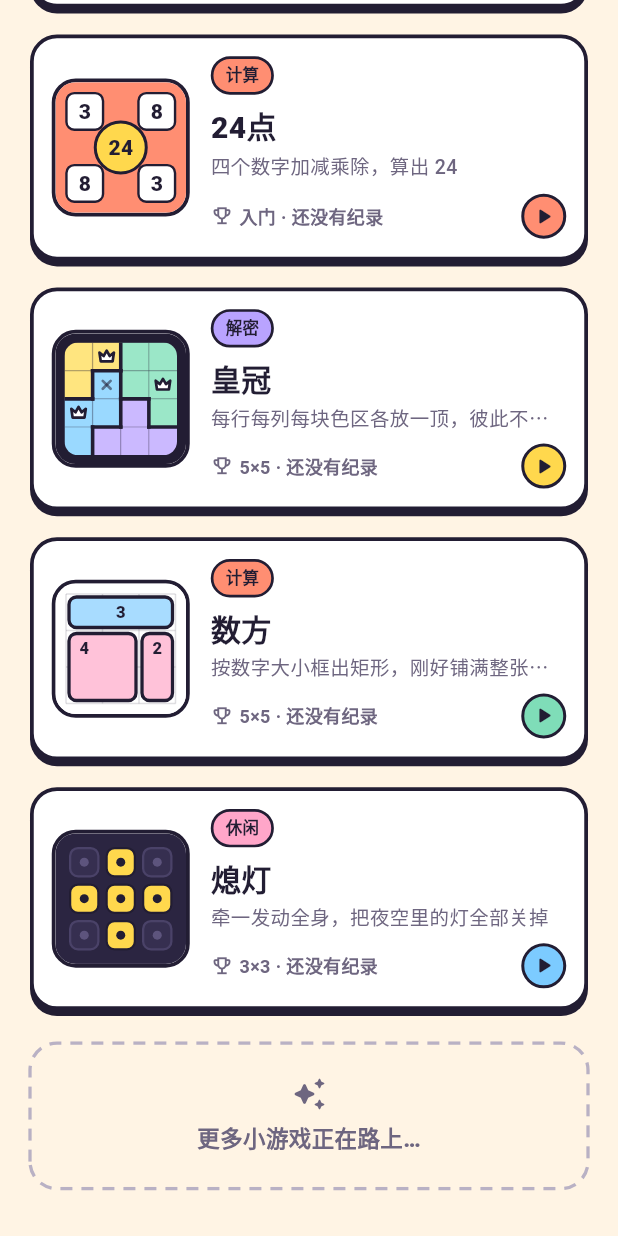
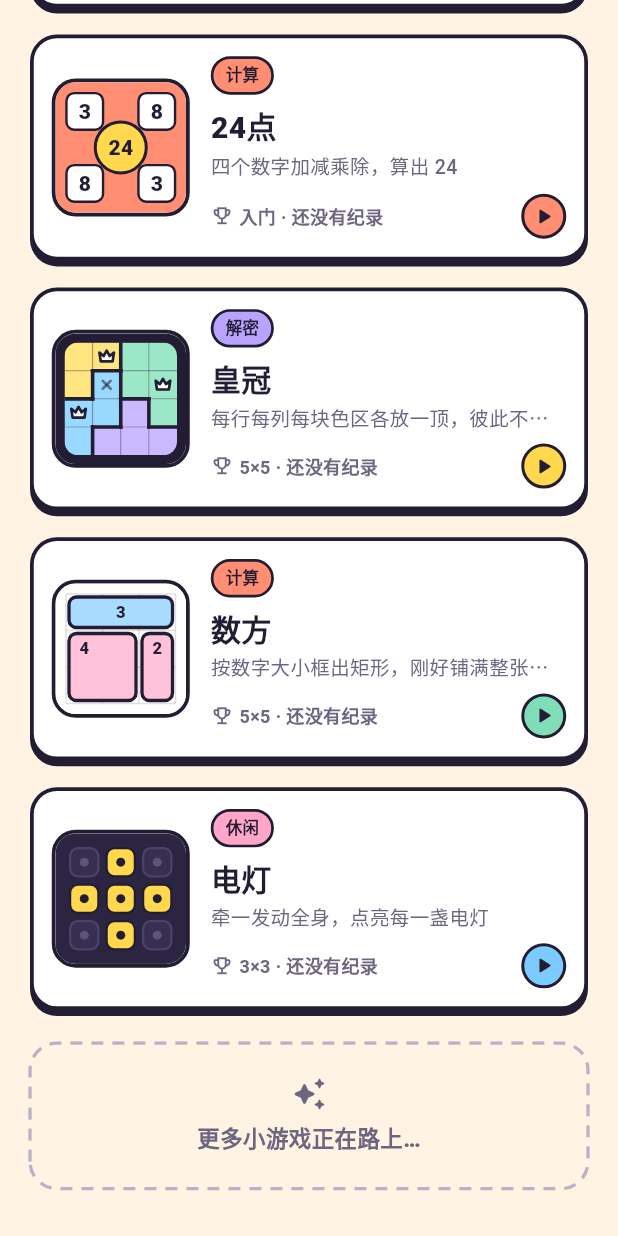
Before and after one commit to onall4/game, a Flutter app: the screen it shows after launch, scrolled down 1109 dp, on a phone screen of 412 x 824 dp. Run offline on Flutter 3.47's test engine with Material 3 defaults, Android fonts, the phone set to English and light mode, and no system bars; our stand-ins replace shared_preferences.

Commit message:
refactor: 调整数方不覆盖旧框、皇冠双击放冠与电灯全亮目标
- 数方：新拖动框选矩形不可与已有矩形重叠（实时红框提示），已有矩形只能通过点击清除
- 皇冠：单击或拖动在「空白」与「×」之间零延迟切换，双击格子放置皇冠（点击皇冠可取下）
- 熄灯改为电灯：保留十字翻转机制，目标改为将全部电灯点亮，同步更新 GF(2) 求解器与测试

```diff
--- a/lib/games/game_registry.dart
+++ b/lib/games/game_registry.dart
@@ -188,7 +188,7 @@ final List<GameDefinition> gameRegistry = [
       '棋盘被分成了与边长数量相同的彩色区域。',
       '每一行、每一列、每一个彩色区域里，都必须有且只有一顶皇冠。',
       '任意两顶皇冠不能相邻——上下左右和四个斜角都不能挨着。',
-      '点击格子依次切换「皇冠 → ×（排除）→ 空白」；手指划过可批量标 ×。',
+      '单击格子或手指拖动在「空白」与「×（排除）」之间切换；双击格子放置皇冠（点击皇冠可取下）。',
       '每道题都有唯一解；卡住时可用「提示」（每局 3 次）揭晓并锁定一格，用过提示不计入最佳纪录。',
     ],
     builder: (context, session) => QueensGameView(session: session),
@@ -212,7 +212,7 @@ final List<GameDefinition> gameRegistry = [
     rules: const [
       '把整个棋盘划分成若干互不重叠的矩形（或正方形）。',
       '每个矩形里必须恰好包含一个数字，且矩形占用的格子总数等于这个数字。',
-      '手指拖动即可框出矩形；新矩形会自动替换重叠的旧矩形，点击已有矩形可清除。',
+      '手指在空白处拖动即可框出矩形；不能与已有矩形重叠，点击已有矩形可将其清除。',
       '每道题都有唯一解；每局可用 3 次「提示」直接锁定某一格所属的正确矩形，用过提示不计入最佳纪录。',
     ],
     builder: (context, session) => ShikakuGameView(session: session),
@@ -220,8 +220,8 @@ final List<GameDefinition> gameRegistry = [
   ),
   GameDefinition(
     id: 'lightsout',
-    title: '熄灯',
-    tagline: '牵一发动全身，把夜空里的灯全部关掉',
+    title: '电灯',
+    tagline: '牵一发动全身，点亮每一盏电灯',
     category: GameCategory.casual,
     color: AppColors.sky,
     scoreKind: ScoreKind.moves,
@@ -234,8 +234,8 @@ final List<GameDefinition> gameRegistry = [
       GameMode(id: 'lo6', label: '6×6', description: '大师 · 最少 10–16 步'),
     ],
     rules: const [
-      '点击任意一格，会同时切换它自己与上下左右相邻格的开关状态（亮变灭、灭变亮）。',
-      '把棋盘上所有亮着的灯全部关掉即可过关，步数越少成绩越好。',
+      '点击任意一格，会同时切换它自己与上下左右相邻格的电灯开关（灭变亮、亮变灭）。',
+      '把棋盘上所有电灯全部点亮即可过关，步数越少成绩越好。',
       '每局初始局面都保证有解；卡住时可用「提示」（每局 3 次）标出当前最少步数解法中的一步，用过提示不计入最佳纪录。',
     ],
     builder: (context, session) => LightsOutGameView(session: session),
--- a/lib/games/lightsout/lightsout_page.dart
+++ b/lib/games/lightsout/lightsout_page.dart
@@ -118,9 +118,9 @@ class _LightsOutGameViewState extends State<LightsOutGameView> {
   }
 
   String get _status {
-    if (_game.solved) return '夜空安静下来了！';
-    if (_game.activeHint != null) return '点亮蓝框标出的格子，向最少步数靠近一步';
-    return '点击格子会翻转它与上下左右四格的灯光';
+    if (_game.solved) return '全部点亮！';
+    if (_game.activeHint != null) return '点击蓝框标出的格子，向最少步数靠近一步';
+    return '点击格子会翻转它与上下左右四格的电灯';
   }
 
   @override
@@ -140,9 +140,9 @@ class _LightsOutGameViewState extends State<LightsOutGameView> {
               GameClockPill(clock: _clock),
               StatPill(
                 icon: Icons.lightbulb_rounded,
-                label: '亮灯',
-                value: '${_game.litCount}',
-                color: _game.solved ? AppColors.sky : AppColors.paper,
+                label: '已亮',
+                value: '${_game.litCount}/${_game.cellCount}',
+                color: _game.solved ? AppColors.lemon : AppColors.paper,
               ),
             ],
           ),
@@ -265,13 +265,13 @@ class _LampTile extends StatelessWidget {
                 hinted
                     ? Icons.ads_click_rounded
                     : lit
-                    ? Icons.wb_incandescent_rounded
-                    : Icons.nightlight_round,
+                    ? Icons.lightbulb_rounded
+                    : Icons.lightbulb_outline_rounded,
                 color: lit
                     ? AppColors.ink
                     : hinted
                     ? AppColors.sky
-                    : const Color(0xFF5D547D),
+                    : const Color(0xFF6B628C),
               ),
             ),
           ),
--- a/lib/games/queens/queens_logic.dart
+++ b/lib/games/queens/queens_logic.dart
@@ -141,14 +141,22 @@ class QueensPuzzle {
     return _solution[r] == c ? QueenMark.crown : QueenMark.cross;
   }
 
-  /// 单击切换一格状态：空白 → 皇冠 → × → 空白。
-  bool cycle(int i) {
+  /// 单击格子：在「空白」与「×」之间切换（若原本是皇冠则取下变回空白）。
+  bool toggleCross(int i) {
     if (solved || i < 0 || i >= cellCount || _hinted.contains(i)) return false;
     _marks[i] = switch (_marks[i]) {
-      QueenMark.empty => QueenMark.crown,
-      QueenMark.crown => QueenMark.cross,
-      QueenMark.cross => QueenMark.empty,
+      QueenMark.empty => QueenMark.cross,
+      QueenMark.cross || QueenMark.crown => QueenMark.empty,
     };
+    _recompute();
+    return true;
+  }
+
+  /// 双击格子：放置皇冠。
+  bool placeCrown(int i) {
+    if (solved || i < 0 || i >= cellCount || _hinted.contains(i)) return false;
+    if (_marks[i] == QueenMark.crown) return false;
+    _marks[i] = QueenMark.crown;
     _recompute();
     return true;
   }
```
Also changed, not shown: lib/games/lightsout/lightsout_logic.dart (+30 -22 lines), lib/games/queens/queens_page.dart (+49 -15 lines), lib/games/shikaku/shikaku_logic.dart (+6 -7 lines), lib/games/shikaku/shikaku_page.dart (+47 -12 lines), 3 other files.
